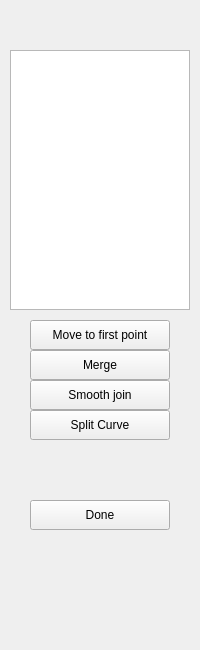
wiatrak2/curver, file curver/ui/curve_join.ui: the form before one commit.
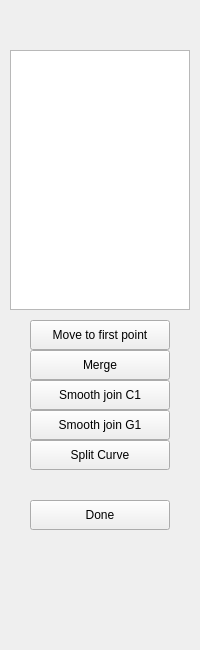
The form after the commit.

Commit message: G1 join and all scene export done

Patch:
```diff
--- a/curver/ui/curve_join.ui
+++ b/curver/ui/curve_join.ui
@@ -53,7 +53,7 @@
    <property name="geometry">
     <rect>
      <x>30</x>
-     <y>410</y>
+     <y>440</y>
      <width>140</width>
      <height>30</height>
     </rect>
@@ -85,7 +85,20 @@
     </rect>
    </property>
    <property name="text">
-    <string>Smooth join</string>
+    <string>Smooth join C1</string>
+   </property>
+  </widget>
+  <widget class="QPushButton" name="smoothJoinG1Button">
+   <property name="geometry">
+    <rect>
+     <x>30</x>
+     <y>410</y>
+     <width>140</width>
+     <height>30</height>
+    </rect>
+   </property>
+   <property name="text">
+    <string>Smooth join G1</string>
    </property>
   </widget>
  </widget>
```
Left out of the diff: 2 changed lines with no effect on the pictures. The commit also changes 11 other files.
